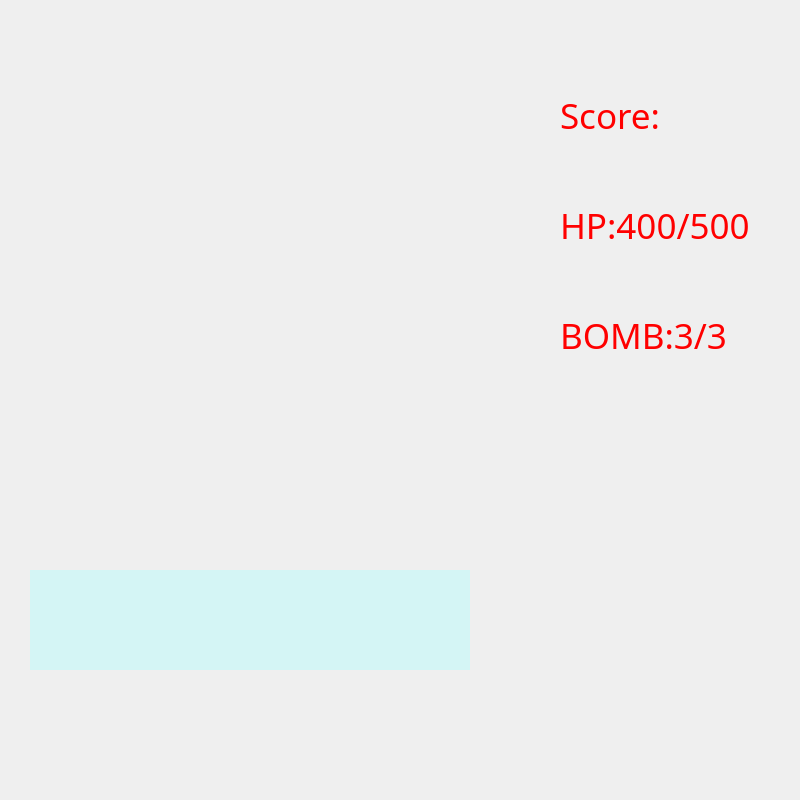
First picture: the form in PlaneFight/BattleField.ui, repository ForestOnTheLand/PlaneFight, before the edit.
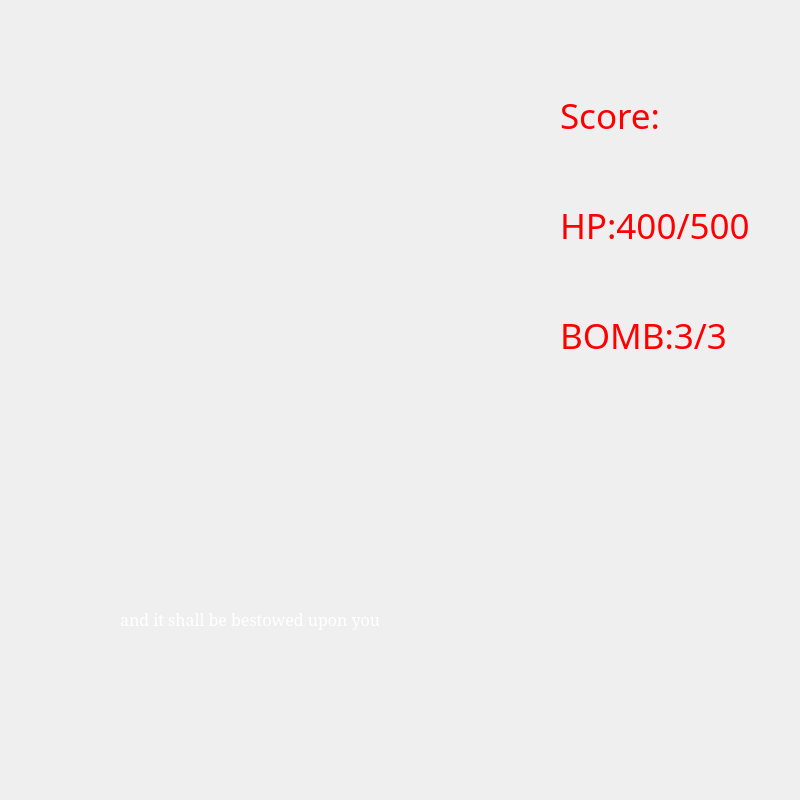
Second picture: the form after the edit.

Patch:
```diff
--- a/PlaneFight/BattleField.ui
+++ b/PlaneFight/BattleField.ui
@@ -141,18 +141,18 @@
    </property>
    <property name="font">
     <font>
-     <family>Microsoft YaHei UI</family>
+     <family>Garamond</family>
      <pointsize>12</pointsize>
     </font>
    </property>
    <property name="styleSheet">
-    <string notr="true">background-color:rgba(170, 255, 255, 100)</string>
+    <string notr="true">color: rgb(255, 255, 255);</string>
    </property>
    <property name="frameShape">
     <enum>QFrame::NoFrame</enum>
    </property>
    <property name="text">
-    <string>&lt;html&gt;&lt;head/&gt;&lt;body&gt;&lt;p&gt;&lt;br/&gt;&lt;/p&gt;&lt;/body&gt;&lt;/html&gt;</string>
+    <string>&lt;html&gt;&lt;head/&gt;&lt;body&gt;&lt;p&gt;and it shall be bestowed upon you&lt;/p&gt;&lt;/body&gt;&lt;/html&gt;</string>
    </property>
    <property name="alignment">
     <set>Qt::AlignCenter</set>
```
